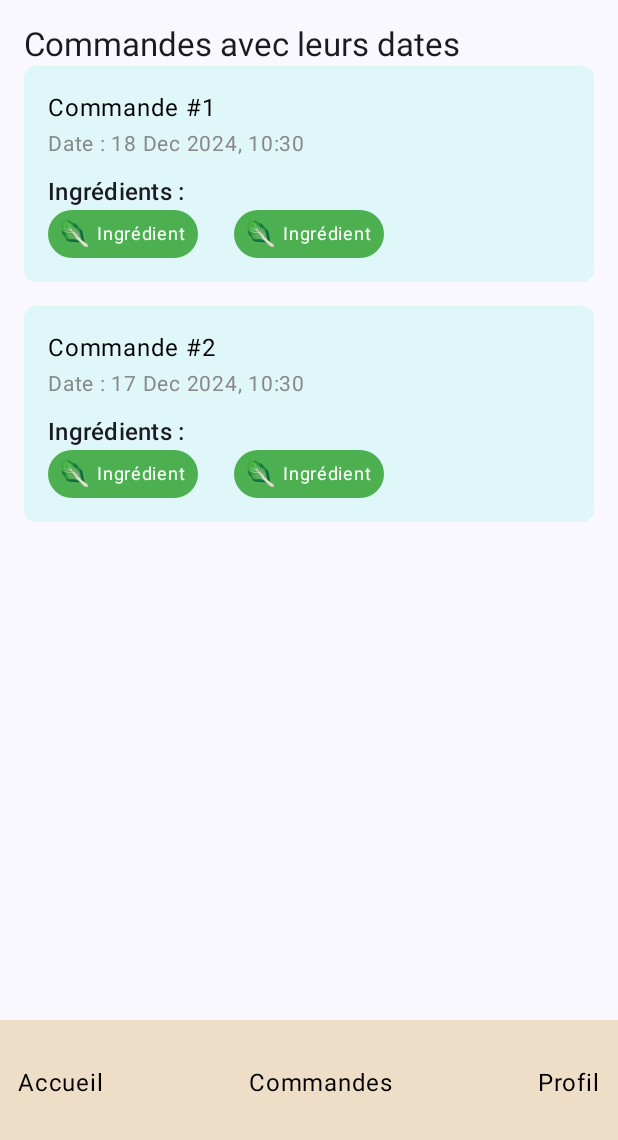
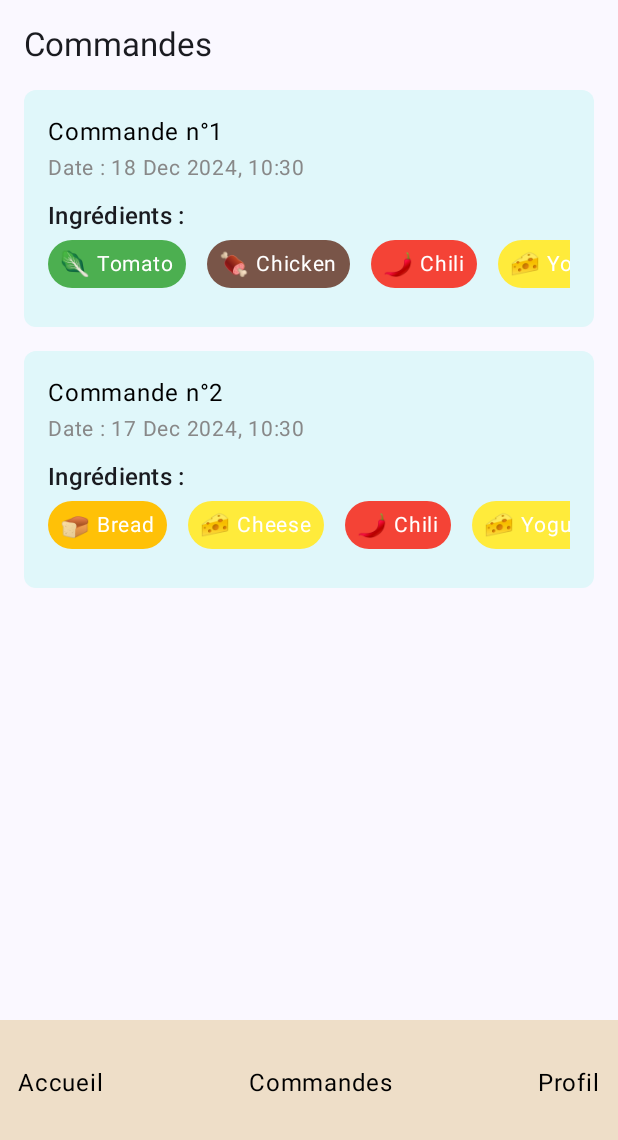
Before and after one commit to Johan8927/Dwitch-App-Jetpack-android-, an Android app built with Jetpack Compose: the @Preview function MainScreenPreview, on a phone screen of 412 x 824 dp, the part 96-1236 px from its top. Run offline under Robolectric (Android 15) with nearby library versions, the phone set to English and light mode, and no system bars.

Commit message:
update affichage Order + date

```diff
--- a/app/src/main/java/com/example/dwitchapp/MainActivity.kt
+++ b/app/src/main/java/com/example/dwitchapp/MainActivity.kt
@@ -23,42 +23,13 @@ import com.example.dwitchapp.ui.theme.DwitchAppTheme
 import java.time.LocalDateTime
 import java.time.format.DateTimeFormatter
 
-class MainActivity : ComponentActivity() {
-    override fun onCreate(savedInstanceState: Bundle?) {
-        super.onCreate(savedInstanceState)
-        enableEdgeToEdge()
-        setContent {
-            DwitchAppTheme {
-                MainScreen()
-            }
-        }
-    }
-}
-
 @OptIn(ExperimentalMaterial3Api::class)
 @Composable
 fun MainScreen() {
     val appBarColor = Color(0xFFEEDEC8) // Couleur commune pour TopBar et BottomBar
 
-    // Exemple de commandes mock
-    val orders = listOf(
-        Order(
-            id = 1.toString(),
-            date = LocalDateTime.now(),
-            ingredients = listOf(
-                Ingredient("Tomato", IngredientType.VEGETABLE.toString()),
-                Ingredient("Cheese", IngredientType.DAIRY.toString())
-            )
-        ),
-        Order(
-            id = 2.toString(),
-            date = LocalDateTime.now().minusDays(1),
-            ingredients = listOf(
-                Ingredient("Beef", IngredientType.MEAT.toString()),
-                Ingredient("Lettuce", IngredientType.VEGETABLE.toString())
-            )
-        )
-    )
+    // Utilisation de mockOrders pour afficher les commandes et les ingrédients
+    val orders = mockOrders // Remplacer par les mockOrders simulées
 
     Scaffold(
         topBar = {
@@ -79,7 +50,8 @@ fun MainScreen() {
                 contentAlignment = Alignment.TopCenter
             ) {
                 Column(modifier = Modifier.padding(16.dp)) {
-                    Text("Commandes avec leurs dates", style = MaterialTheme.typography.titleLarge)
+                    Text("Commandes", style = MaterialTheme.typography.titleLarge)
+                    Spacer(modifier = Modifier.height(16.dp))
 
                     // Affichage des commandes et des dates
                     LazyColumn(
@@ -120,20 +92,25 @@ fun OrderItem(order: Order) {
             .background(color = Color(0xFFE0F7FA), shape = RoundedCornerShape(8.dp))
             .padding(16.dp)
     ) {
-        Text("Commande #${order.id}", color = Color.Black, fontSize = 16.sp)
+        Text("Commande n°${order.id}", color = Color.Black, fontSize = 16.sp)
         Text("Date : $formattedDate", color = Color.Gray, fontSize = 14.sp)
 
         Spacer(modifier = Modifier.height(8.dp))
 
         Text("Ingrédients :", style = MaterialTheme.typography.titleMedium)
+        Spacer(modifier = Modifier.height(4.dp))
+
+        // Affichage des ingrédients
         LazyRow(
             modifier = Modifier.fillMaxWidth(),
-            horizontalArrangement = Arrangement.spacedBy(16.dp)
+            horizontalArrangement = Arrangement.spacedBy(6.dp)
         ) {
             items(order.ingredients ?: emptyList()) { ingredient ->
                 IngredientChip(ingredient)
             }
         }
+        // Ajout d'un espacement sous les ingrédients
+        Spacer(modifier = Modifier.height(10.dp))
     }
 }
 
@@ -150,7 +127,8 @@ fun IngredientChip(ingredient: Ingredient) {
     ) {
         Text(type.emoji, fontSize = 16.sp)
         Spacer(modifier = Modifier.width(4.dp))
-        Text(ingredient.name ?: "Ingrédient", color = Color.White, fontSize = 12.sp)
+        Text(ingredient.name ?: "Ingrédient", color = Color.White, fontSize = 14.sp)
+
     }
 }
 
--- a/app/src/main/java/com/example/dwitchapp/models/Ingredient.kt
+++ b/app/src/main/java/com/example/dwitchapp/models/Ingredient.kt
@@ -6,8 +6,10 @@ enum class IngredientType(val emoji: String, val color: Color) {
     VEGETABLE("🥬", Color(0xFF4CAF50)),
     BREAD("🍞", Color(0xFFFFC107)),
     MEAT("🍖", Color(0xFF795548)),
-    DAIRY("🧀", Color(0xFFFFEB3B))
+    DAIRY("🧀", Color(0xFFFFEB3B)),
+    SPICY("🌶️", Color(0xFFF44336))
 }
+
 
 
 fun String.toIngredientType(): IngredientType? = when (this.lowercase()) {
@@ -15,5 +17,6 @@ fun String.toIngredientType(): IngredientType? = when (this.lowercase()) {
     "bread" -> IngredientType.BREAD
     "meat" -> IngredientType.MEAT
     "dairy" -> IngredientType.DAIRY
+    "spicy" -> IngredientType.SPICY
     else -> null
 }
--- a/app/src/main/java/com/example/dwitchapp/models/Order.kt
+++ b/app/src/main/java/com/example/dwitchapp/models/Order.kt
@@ -118,15 +118,20 @@ val mockOrders = listOf(
         date = LocalDateTime.now(),
         ingredients = listOf(
             Ingredient(name = "Tomato", kind = "Vegetable"),
-            Ingredient(name = "Chicken", kind = "Meat")
+            Ingredient(name = "Chicken", kind = "Meat"),
+            Ingredient(name = "Chili", kind = "Spicy"),
+            Ingredient(name = "Yogurt", kind = "Dairy")
         )
     ),
     Order(
         id = "2",
-        date = LocalDateTime.now().minusDays(1), // LocalDateTime pour cohérence
+        date = LocalDateTime.now().minusDays(1),
         ingredients = listOf(
             Ingredient(name = "Bread", kind = "Bread"),
-            Ingredient(name = "Cheese", kind = "Dairy")
+            Ingredient(name = "Cheese", kind = "Dairy"),
+            Ingredient(name = "Chili", kind = "Spicy"),
+            Ingredient(name = "Yogurt", kind = "Dairy")
+
         )
     )
 )
```
